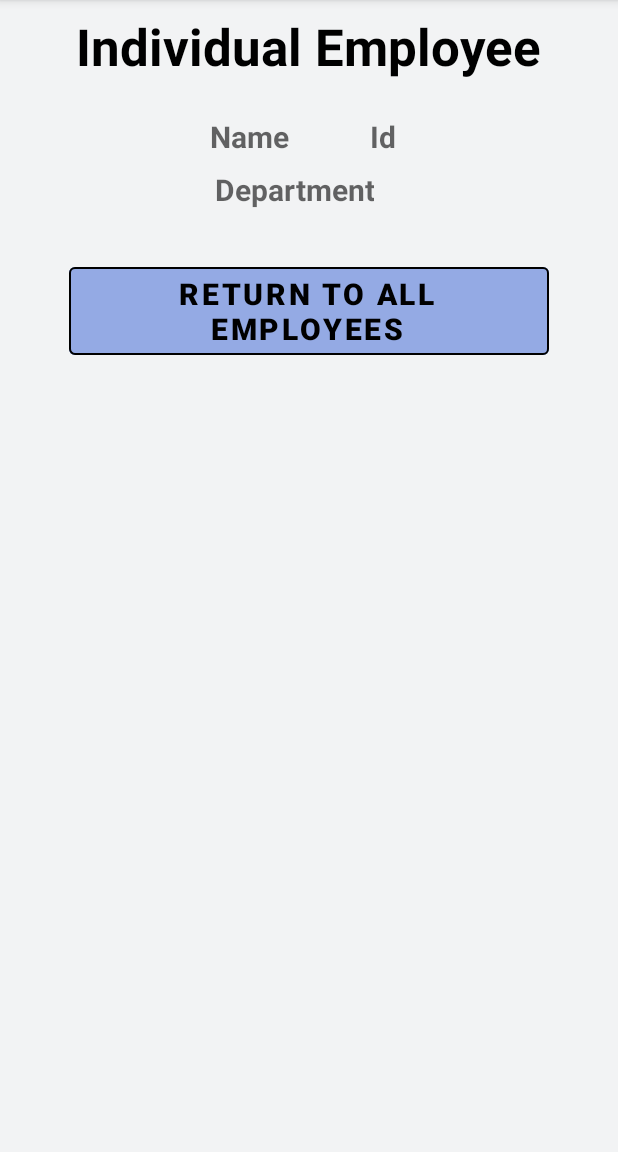
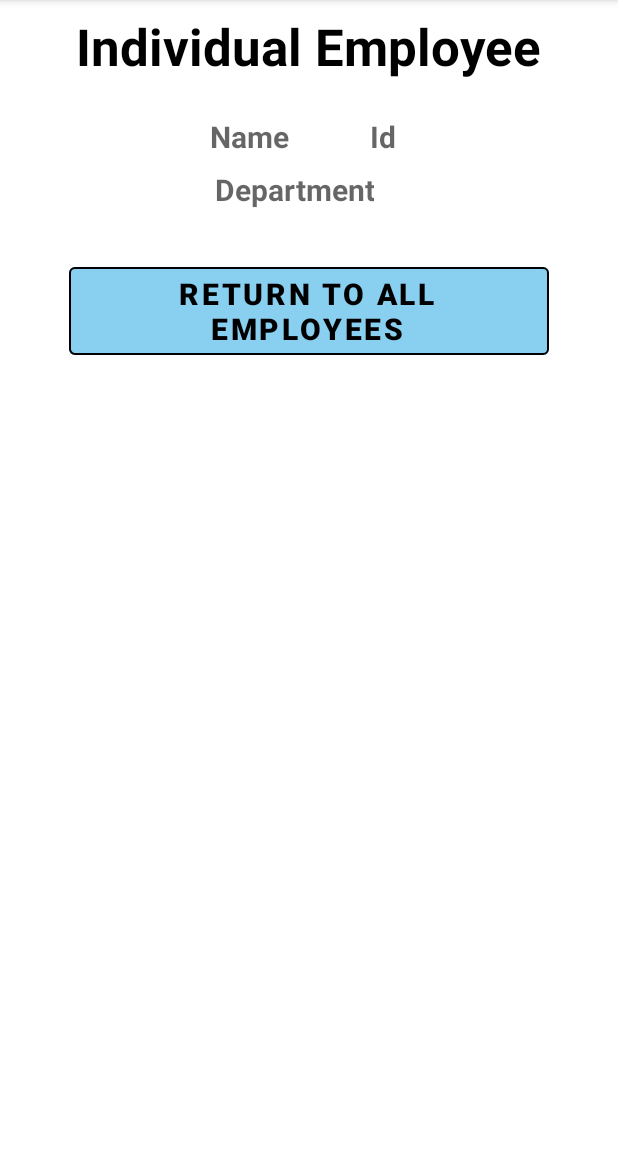
Before and after one commit to NickCottner/AWD1112-ASHOTS, an Android app: the IndividualEmployee screen opened directly, with no data from a screen before it, on a phone screen of 412 x 824 dp, the part 84-1236 px from its top. Run offline under Robolectric (Android 15) with nearby library versions, the phone set to English and light mode, and no system bars.

Commit message:
EmployeesApp

```diff
--- a/HOT3/RankenEmployeesRecyclerView/app/src/main/java/org/insideranken/npcottner/rankenemployeesrecyclerview/AddEmployee.java
+++ b/HOT3/RankenEmployeesRecyclerView/app/src/main/java/org/insideranken/npcottner/rankenemployeesrecyclerview/AddEmployee.java
@@ -40,12 +40,10 @@ public class AddEmployee extends AppCompatActivity {
         employeeId = intent.getIntExtra("id", -1);
         Employee employee = null;
 
-        employeeList = MyApplication.getEmployeeList();
+        employeeList = myApplication.getEmployeeList();
 
         if (employeeId >= 0)
         {
-            //  Edit an existing President
-            //  Find the President
             for (Employee e: employeeList) {
                 if (e.getEmployeeId() == employeeId)
                 {
--- a/HOT3/RankenEmployeesRecyclerView/app/src/main/java/org/insideranken/npcottner/rankenemployeesrecyclerview/rvEmployeeAdapter.java
+++ b/HOT3/RankenEmployeesRecyclerView/app/src/main/java/org/insideranken/npcottner/rankenemployeesrecyclerview/rvEmployeeAdapter.java
@@ -35,10 +35,8 @@ public class rvEmployeeAdapter extends RecyclerView.Adapter<rvEmployeeAdapter.My
     {
         // Create a new view, which defines the UI of the list item
         View view = LayoutInflater.from(parent.getContext())
-                .inflate(R.layout.activity_individual_employee, parent, false);
-        MyViewHolder holder = new MyViewHolder(view);
-
-        return holder;
+                .inflate(R.layout.row_layout, parent, false);
+        return new MyViewHolder(view);
     }
 
     // Replace the contents of a view (invoked by the layout manager)
--- a/HOT3/RankenEmployeesRecyclerView/app/src/main/res/layout/activity_individual_employee.xml
+++ b/HOT3/RankenEmployeesRecyclerView/app/src/main/res/layout/activity_individual_employee.xml
@@ -4,7 +4,7 @@
     xmlns:tools="http://schemas.android.com/tools"
     android:layout_width="match_parent"
     android:layout_height="match_parent"
-    android:background="@color/rankenWhite"
+    android:background="@color/white"
     tools:context=".IndividualEmployee">
 
     <TextView
@@ -42,7 +42,7 @@
         android:layout_marginTop="8dp"
         android:hint="@string/tvIndEmployeeNameHINT"
         android:textAlignment="center"
-        android:textColor="@color/rankenRed"
+        android:textColor="@color/babyBlue"
         android:textSize="20sp"
         android:textStyle="bold"
         app:layout_constraintStart_toStartOf="parent"
@@ -56,7 +56,7 @@
         android:layout_marginTop="8dp"
         android:hint="@string/tvEmployeeDepartmentHINT"
         android:textAlignment="center"
-        android:textColor="@color/rankenRed"
+        android:textColor="@color/babyBlue"
         android:textSize="20sp"
         android:textStyle="bold"
         app:layout_constraintEnd_toEndOf="parent"
@@ -71,7 +71,7 @@
         android:layout_width="wrap_content"
         android:layout_height="wrap_content"
         android:layout_marginTop="32dp"
-        android:backgroundTint="@color/material_dynamic_primary70"
+        android:backgroundTint="@color/babyBlue"
         android:text="@string/btnReturnHome"
         android:textAlignment="center"
         android:textColor="@color/black"
@@ -90,7 +90,7 @@
         android:layout_marginEnd="148dp"
         android:hint="@string/tvIndEmployeeIdHINT"
         android:textAlignment="center"
-        android:textColor="@color/rankenRed"
+        android:textColor="@color/babyBlue"
         android:textSize="20sp"
         android:textStyle="bold"
         app:layout_constraintEnd_toEndOf="parent"
--- a/HOT3/RankenEmployeesRecyclerView/app/src/main/res/layout/activity_splash_screen.xml
+++ b/HOT3/RankenEmployeesRecyclerView/app/src/main/res/layout/activity_splash_screen.xml
@@ -4,7 +4,7 @@
     xmlns:tools="http://schemas.android.com/tools"
     android:layout_width="match_parent"
     android:layout_height="match_parent"
-    android:background="@color/rankenWhite"
+    android:background="@color/white"
     tools:context=".SplashScreen">
 
     <TextView
--- a/HOT3/RankenEmployeesRecyclerView/app/src/main/res/layout/row_layout.xml
+++ b/HOT3/RankenEmployeesRecyclerView/app/src/main/res/layout/row_layout.xml
@@ -13,7 +13,7 @@
         android:layout_marginTop="15dp"
         android:layout_marginEnd="8dp"
         android:layout_marginBottom="5dp"
-        app:cardBackgroundColor="@color/material_dynamic_primary80"
+        app:cardBackgroundColor="@color/cardBackground"
         app:cardCornerRadius="20dp"
         app:cardElevation="8dp"
         app:layout_constraintBottom_toBottomOf="parent"
@@ -35,7 +35,7 @@
                 app:layout_constraintStart_toStartOf="parent"
                 app:layout_constraintTop_toTopOf="parent"
                 tools:ignore="ImageContrastCheck"
-                tools:srcCompat="@tools:sample/avatars" />
+                tools:srcCompat="@drawable/a_pat_gliger" />
 
             <TextView
                 android:id="@+id/tvEmployeeName"
--- a/HOT3/RankenEmployeesRecyclerView/app/src/main/res/values/colors.xml
+++ b/HOT3/RankenEmployeesRecyclerView/app/src/main/res/values/colors.xml
@@ -8,6 +8,6 @@
     <color name="black">#FF000000</color>
     <color name="white">#FFFFFFFF</color>
 
-    <color name="rankenRed">#B90E0A</color>
-    <color name="rankenWhite">#f2f3f4</color>
+    <color name="babyBlue">#89cff0</color>
+    <color name="cardBackground">#D3D3D3</color>
 </resources>
```
Also changed, not shown: HOT3/RankenEmployeesRecyclerView/app/src/main/java/org/insideranken/npcottner/rankenemployeesrecyclerview/Employee.java (+4 -4 lines), HOT3/RankenEmployeesRecyclerView/app/src/main/java/org/insideranken/npcottner/rankenemployeesrecyclerview/MainActivity.java (+3 -9 lines), HOT3/RankenEmployeesRecyclerView/app/src/main/res/layout/activity_add_employee.xml (+7 -7 lines), HOT3/RankenEmployeesRecyclerView/app/src/main/res/layout/activity_main.xml (+8 -12 lines).
